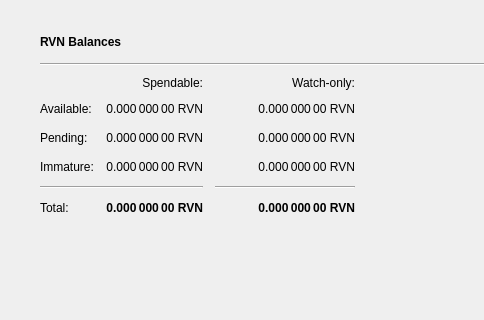
auroraborealiscoin/auroraborealis, file src/qt/forms/overviewpage.ui: the form before one commit; both pictures show x 0 to 484 and y 0 to 320 of the 1343 by 759 pixel window.
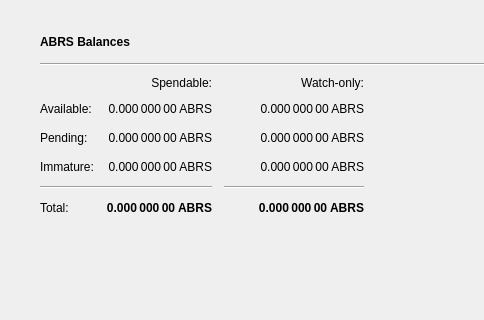
The form after the commit. Icons and pictures are not drawn.

The edit to the form file:
```diff
--- a/src/qt/forms/overviewpage.ui
+++ b/src/qt/forms/overviewpage.ui
@@ -115,7 +115,7 @@
                  </font>
                 </property>
                 <property name="text">
-                 <string>RVN Balances</string>
+                 <string>ABRS Balances</string>
                 </property>
                </widget>
               </item>
@@ -197,7 +197,7 @@
                  <string>Mined balance in watch-only addresses that has not yet matured</string>
                 </property>
                 <property name="text">
-                 <string notr="true">0.000 000 00 RVN</string>
+                 <string notr="true">0.000 000 00 ABRS</string>
                 </property>
                 <property name="alignment">
                  <set>Qt::AlignRight|Qt::AlignTrailing|Qt::AlignVCenter</set>
@@ -242,7 +242,7 @@
                  <string>Your current balance in watch-only addresses</string>
                 </property>
                 <property name="text">
-                 <string notr="true">0.000 000 00 RVN</string>
+                 <string notr="true">0.000 000 00 ABRS</string>
                 </property>
                 <property name="alignment">
                  <set>Qt::AlignRight|Qt::AlignTrailing|Qt::AlignVCenter</set>
@@ -267,7 +267,7 @@
                  <string>Total of transactions that have yet to be confirmed, and do not yet count toward the spendable balance</string>
                 </property>
                 <property name="text">
-                 <string notr="true">0.000 000 00 RVN</string>
+                 <string notr="true">0.000 000 00 ABRS</string>
                 </property>
                 <property name="alignment">
                  <set>Qt::AlignRight|Qt::AlignTrailing|Qt::AlignVCenter</set>
@@ -328,7 +328,7 @@
                  <string>Current total balance in watch-only addresses</string>
                 </property>
                 <property name="text">
-                 <string notr="true">0.000 000 00 RVN</string>
+                 <string notr="true">0.000 000 00 ABRS</string>
                 </property>
                 <property name="alignment">
                  <set>Qt::AlignRight|Qt::AlignTrailing|Qt::AlignVCenter</set>
@@ -370,7 +370,7 @@
                  <string>Your current total balance</string>
                 </property>
                 <property name="text">
-                 <string notr="true">0.000 000 00 RVN</string>
+                 <string notr="true">0.000 000 00 ABRS</string>
                 </property>
                 <property name="alignment">
                  <set>Qt::AlignRight|Qt::AlignTrailing|Qt::AlignVCenter</set>
@@ -395,7 +395,7 @@
                  <string>Your current spendable balance</string>
                 </property>
                 <property name="text">
-                 <string notr="true">0.000 000 00 RVN</string>
+                 <string notr="true">0.000 000 00 ABRS</string>
                 </property>
                 <property name="alignment">
                  <set>Qt::AlignRight|Qt::AlignTrailing|Qt::AlignVCenter</set>
@@ -434,7 +434,7 @@
                  <string>Mined balance that has not yet matured</string>
                 </property>
                 <property name="text">
-                 <string notr="true">0.000 000 00 RVN</string>
+                 <string notr="true">0.000 000 00 ABRS</string>
                 </property>
                 <property name="alignment">
                  <set>Qt::AlignRight|Qt::AlignTrailing|Qt::AlignVCenter</set>
@@ -459,7 +459,7 @@
                  <string>Unconfirmed transactions to watch-only addresses</string>
                 </property>
                 <property name="text">
-                 <string notr="true">0.000 000 00 RVN</string>
+                 <string notr="true">0.000 000 00 ABRS</string>
                 </property>
                 <property name="alignment">
                  <set>Qt::AlignRight|Qt::AlignTrailing|Qt::AlignVCenter</set>
```
